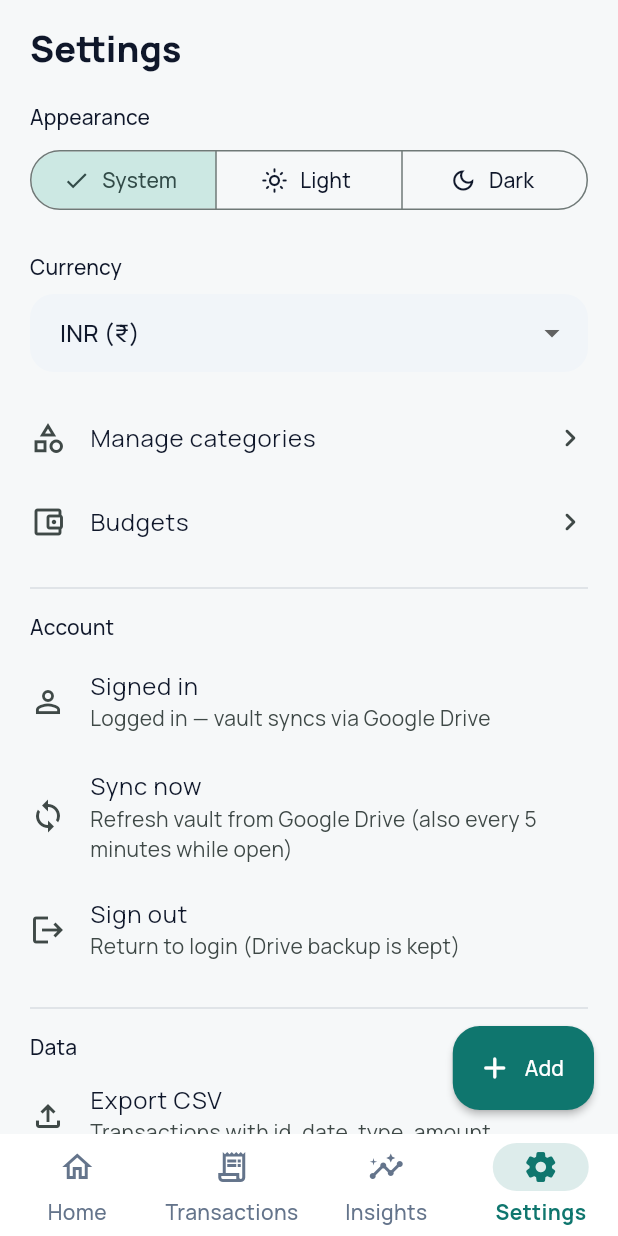
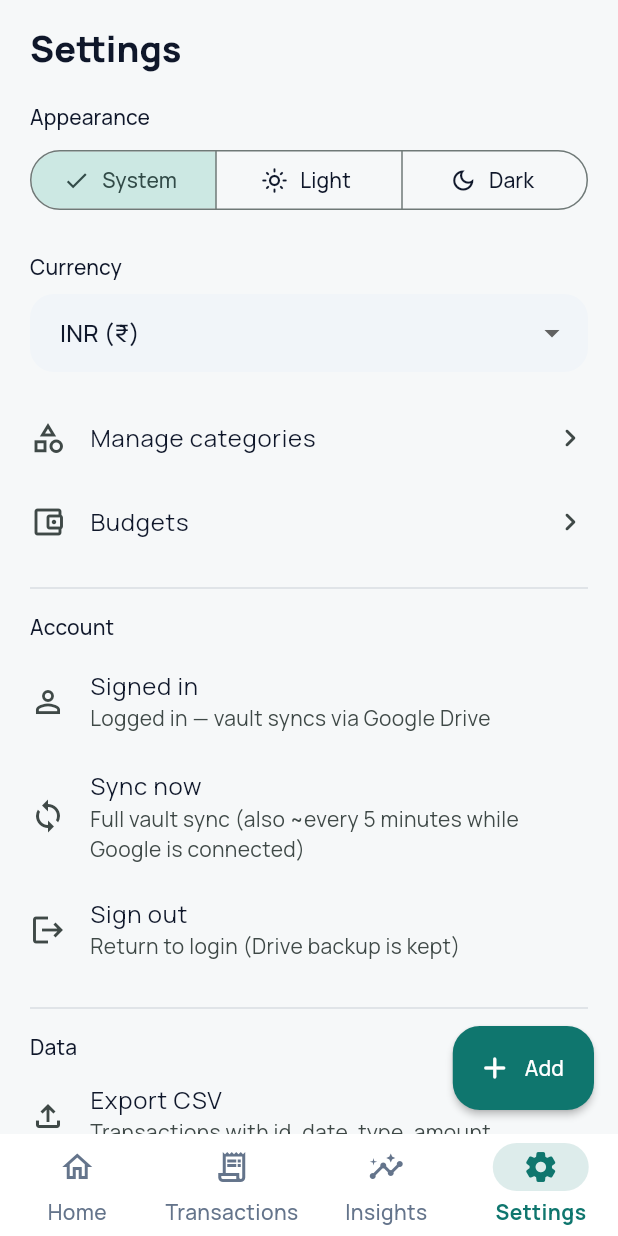
Before and after one commit to faqs156/Expensetrack, a Flutter app: the MainShell screen opened directly, item 4 of the bottom bar chosen, on a phone screen of 412 x 824 dp. Run offline on Flutter 3.47's test engine with Material 3 defaults, Android fonts, the phone set to English and light mode, and no system bars; our stand-ins replace csv, file_picker, fl_chart, google_fonts, google_sign_in, share_plus and 3 more; missing offline and left inert: extension_google_sign_in_as_googleapis_auth, google_sign_in_web, googleapis; accounts and stored records are empty.

Commit message:
Fix Drive sync so budgets and transactions always upload.

```diff
--- a/lib/presentation/settings/settings_screen.dart
+++ b/lib/presentation/settings/settings_screen.dart
@@ -9,7 +9,6 @@ import '../../platform/file_actions.dart';
 import '../../state/app_controller.dart';
 import 'budget_screen.dart';
 import 'categories_screen.dart';
-import 'google_sign_in_button.dart';
 
 class SettingsScreen extends StatelessWidget {
   const SettingsScreen({super.key});
@@ -316,29 +315,6 @@ class SettingsScreen extends StatelessWidget {
           title: Text(app.driveSync.email ?? 'Signed in'),
           subtitle: Text(_driveSyncSubtitle(app)),
         ),
-        if (app.driveSync.needsGoogleReconnect) ...[
-          ListTile(
-            contentPadding: EdgeInsets.zero,
-            leading: Icon(
-              Icons.link_off,
-              color: theme.colorScheme.tertiary,
-            ),
-            title: const Text('Reconnect Google for Drive sync'),
-            subtitle: const Text(
-              'You stayed logged in after refresh. Use the Google button below '
-              'once this session (Chrome may ask which account).',
-            ),
-          ),
-          Align(
-            alignment: Alignment.centerLeft,
-            child: GoogleSignInButton(
-              onPressed: () {
-                // Web GIS owns the click; sync runs via auth → _afterGoogleSignIn.
-              },
-            ),
-          ),
-          const SizedBox(height: 8),
-        ],
         ListTile(
           contentPadding: EdgeInsets.zero,
           leading: app.driveSync.status == DriveSyncStatus.syncing
@@ -347,15 +323,21 @@ class SettingsScreen extends StatelessWidget {
                   height: 24,
                   child: CircularProgressIndicator(strokeWidth: 2),
                 )
-              : const Icon(Icons.sync),
+              : Icon(
+                  app.driveSync.needsGoogleReconnect
+                      ? Icons.cloud_sync_outlined
+                      : Icons.sync,
+                ),
           title: const Text('Sync now'),
           subtitle: Text(
             app.driveSync.needsGoogleReconnect
-                ? 'Reconnect with the Google button above first'
-                : 'Refresh vault from Google Drive (also every 5 minutes while open)',
+                ? 'Chrome may ask for Google once, then uploads all transactions, '
+                    'budgets, categories & settings'
+                : app.driveSync.hasPendingPush
+                    ? 'Uploading local changes to Drive…'
+                    : 'Full vault sync (also ~every 5 minutes while Google is connected)',
           ),
-          onTap: app.driveSync.status == DriveSyncStatus.syncing ||
-                  app.driveSync.needsGoogleReconnect
+          onTap: app.driveSync.status == DriveSyncStatus.syncing
               ? null
               : () => _syncNow(context),
         ),
--- a/lib/state/app_controller.dart
+++ b/lib/state/app_controller.dart
@@ -258,6 +258,7 @@ class AppController extends ChangeNotifier {
   }
 
   void _persistSurvival() {
+    // Full vault JSON: categories, transactions, budgets, settings → Drive.
     _survival.scheduleAfterChange(() => _backup.createBackupJson());
     driveSync.schedulePush(() => _backup.createBackupJson());
   }
```
Also changed, not shown: lib/data/services/backup_service.dart (+60 -6 lines), lib/data/services/google_drive_sync_service.dart (+116 -25 lines).
